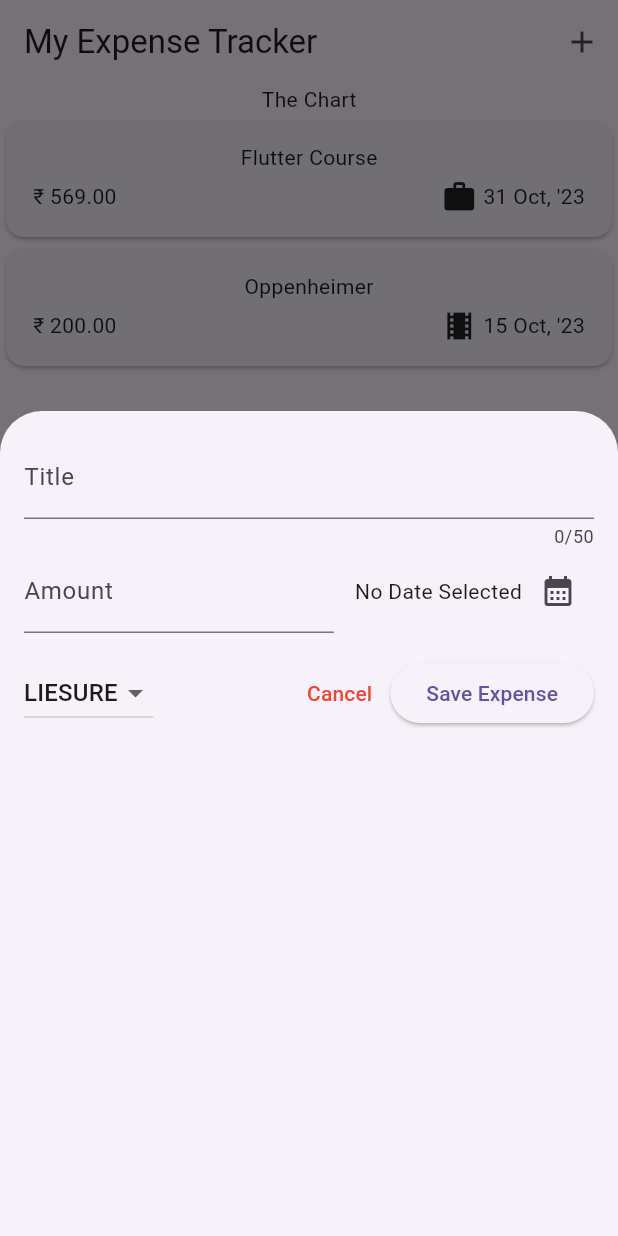
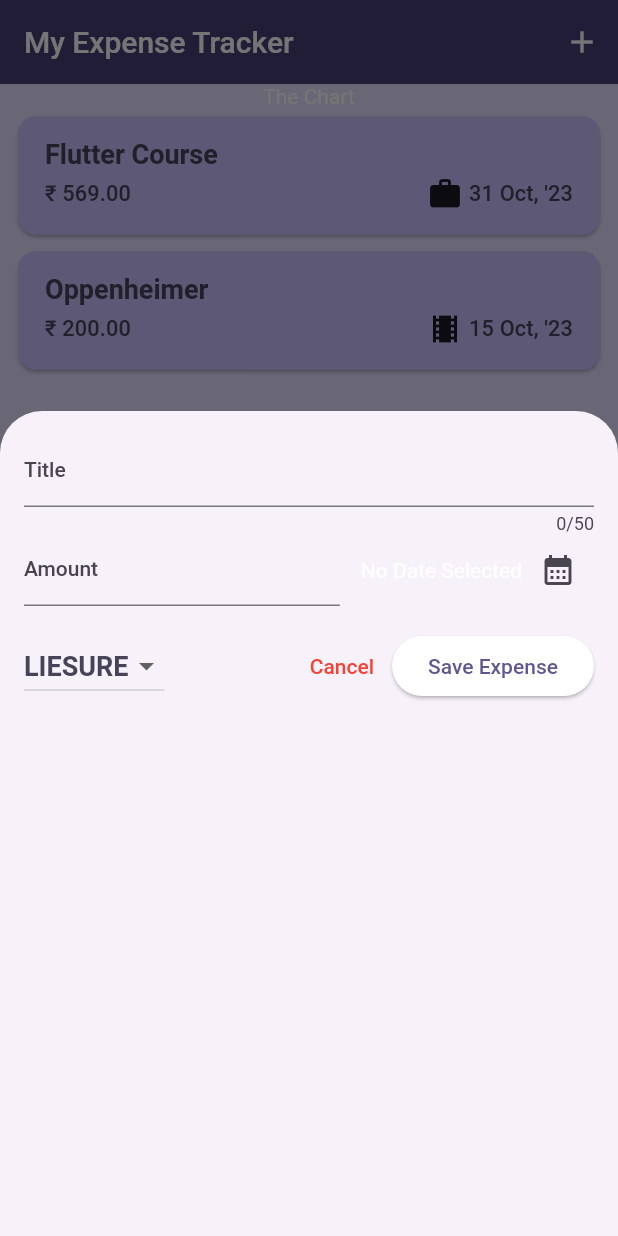
Before and after one commit to Abhi-Survase/expense_tracker_app, a Flutter app: the screen it shows after launch, after a tap on the "add" icon, on a phone screen of 412 x 824 dp. Run offline on Flutter 3.47's test engine with Material 2 defaults, Android fonts, the phone set to English and light mode, and no system bars.

Commit message:
Added Dark Theme

```diff
--- a/lib/expenses_main.dart
+++ b/lib/expenses_main.dart
@@ -68,8 +68,11 @@ class _ExpensesMainState extends State<ExpensesMain> {
 
   @override
   Widget build(BuildContext context) {
-    Widget displayContent =
-        const Center(child: Text('Enter a expense to get started!'));
+    Widget displayContent = Center(
+        child: Text(
+      'Enter an expense to get started!',
+      style: TextStyle(color: Theme.of(context).primaryColor, fontSize: 16),
+    ));
 
     if (_registeredExpense.isNotEmpty) {
       displayContent = ExpensesList(
@@ -79,10 +82,14 @@ class _ExpensesMainState extends State<ExpensesMain> {
 
     return Scaffold(
       appBar: AppBar(
-        title: const Text('My Expense Tracker'),
+        title: const Text(
+          'My Expense Tracker',
+        ),
         actions: [
           IconButton(
-              onPressed: _openAddExpenseOverlay, icon: const Icon(Icons.add))
+            onPressed: _openAddExpenseOverlay,
+            icon: const Icon(Icons.add),
+          )
         ],
       ),
       body: Column(
@@ -110,6 +117,13 @@ class ExpensesList extends StatelessWidget {
     return ListView.builder(
       itemCount: registeredExpense.length,
       itemBuilder: (context, index) => Dismissible(
+          background: Container(
+            // color: Theme.of(context).colorScheme.error,
+            margin: const EdgeInsets.symmetric(horizontal: 12, vertical: 5.5),
+            decoration: BoxDecoration(
+                color: Theme.of(context).colorScheme.error,
+                borderRadius: BorderRadius.circular(12)),
+          ),
           key: ValueKey(registeredExpense[index]),
           onDismissed: (direction) {
             onRemoveExpense(registeredExpense[index]);
@@ -130,18 +144,21 @@ class ExpenseItem extends StatelessWidget {
         child: Padding(
       padding: const EdgeInsets.symmetric(horizontal: 18, vertical: 15),
       child: Column(
+        crossAxisAlignment: CrossAxisAlignment.start,
         children: [
-          Text(expense.title),
+          Text(expense.title, style: Theme.of(context).textTheme.titleMedium),
           const SizedBox(height: 4),
           Row(
             children: [
-              Text('₹ ${expense.amount.toStringAsFixed(2)}'),
+              Text('₹ ${expense.amount.toStringAsFixed(2)}',
+                  style: Theme.of(context).textTheme.titleSmall),
               const Spacer(),
               Row(
                 children: [
                   Icon(expcategoryIcons[expense.expcategory]),
                   const SizedBox(width: 4),
-                  Text(expense.formattedDate),
+                  Text(expense.formattedDate,
+                      style: Theme.of(context).textTheme.titleSmall),
                 ],
               )
             ],
--- a/lib/main.dart
+++ b/lib/main.dart
@@ -1,10 +1,58 @@
 import 'package:expense_tracker_app/expenses_main.dart';
 import 'package:flutter/material.dart';
+
+final kColorScheme = ColorScheme.fromSeed(
+  seedColor: const Color.fromARGB(255, 37, 8, 127),
+);
+final kDarkColorScheme = ColorScheme.fromSeed(
+    brightness: Brightness.dark, seedColor: Colors.lightBlue);
 
 void main() {
   runApp(
     MaterialApp(
-      theme: ThemeData(useMaterial3: true),
+      darkTheme: ThemeData.dark().copyWith(
+        useMaterial3: true,
+        colorScheme: kDarkColorScheme,
+        cardTheme: const CardTheme().copyWith(
+          margin: const EdgeInsets.symmetric(horizontal: 12, vertical: 5.5),
+        ),
+        elevatedButtonTheme: ElevatedButtonThemeData(
+          style: ElevatedButton.styleFrom(
+            foregroundColor: kDarkColorScheme.primary,
+            backgroundColor: kDarkColorScheme.onPrimary,
+          ),
+        ),
+      ),
+      theme: ThemeData().copyWith(
+        useMaterial3: true,
+        scaffoldBackgroundColor: kColorScheme.primaryContainer,
+        colorScheme: kColorScheme,
+        elevatedButtonTheme: ElevatedButtonThemeData(
+          style: ElevatedButton.styleFrom(
+              foregroundColor: kColorScheme.primary,
+              backgroundColor: kColorScheme.onPrimary),
+        ),
+        appBarTheme: const AppBarTheme().copyWith(
+          backgroundColor: kColorScheme.onPrimaryContainer,
+          foregroundColor: kColorScheme.onPrimary,
+        ),
+        cardTheme: const CardTheme().copyWith(
+          color: kColorScheme.inversePrimary,
+          margin: const EdgeInsets.symmetric(horizontal: 12, vertical: 5.5),
+        ),
+        textTheme: const TextTheme().copyWith(
+          titleSmall: TextStyle(
+            fontWeight: FontWeight.w500,
+            fontSize: 14.5,
+            color: kColorScheme.onSecondaryContainer,
+          ),
+          titleMedium: TextStyle(
+            fontWeight: FontWeight.w600,
+            fontSize: 18,
+            color: kColorScheme.onSecondaryContainer,
+          ),
+        ),
+      ),
       home: const ExpensesMain(),
     ),
   );
```
